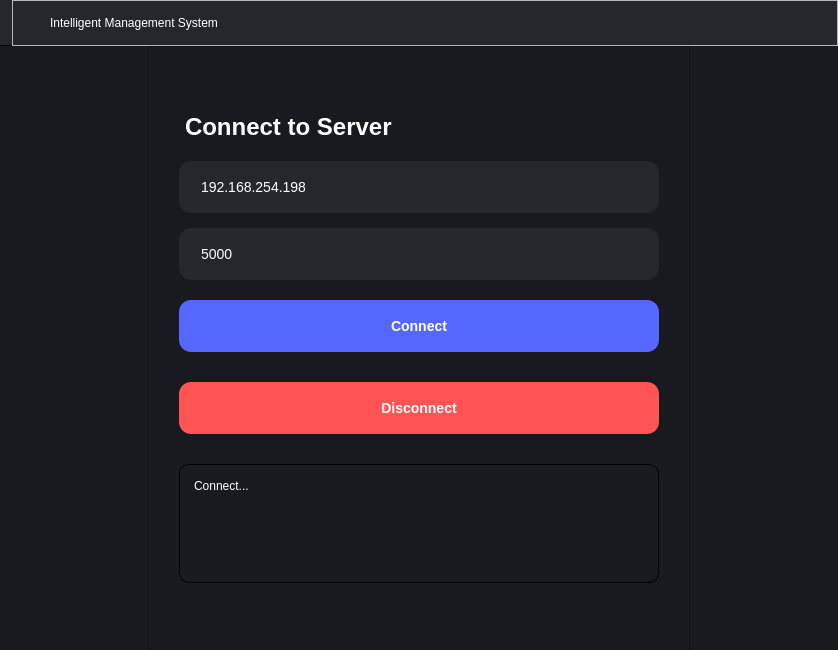
The window that client.ui (thebadsektor/intelligent_management_system) describes before a commit, drawn with Qt 5.
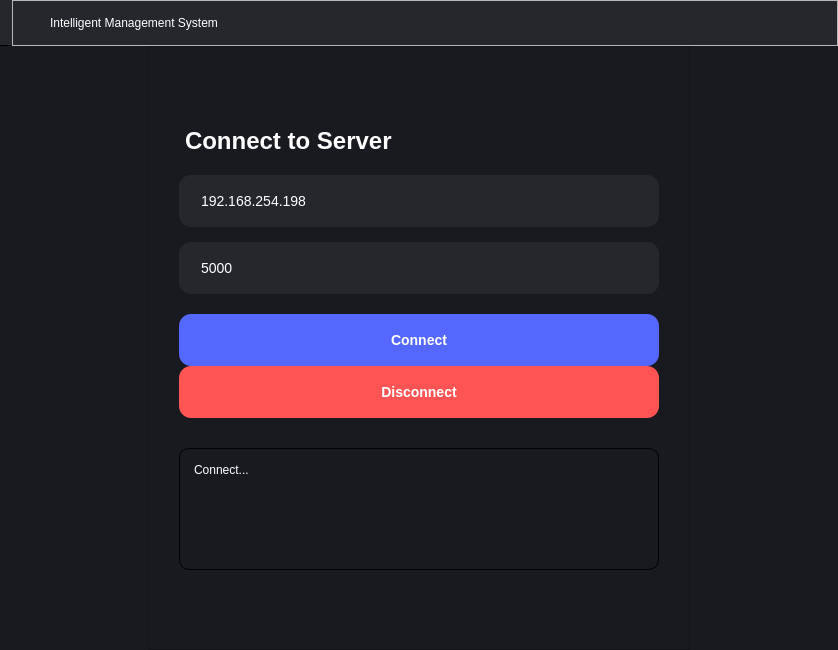
The same window after the commit. Icons and pictures are not drawn.

Commit message: update disconnect button

The edit to the form file:
```diff
--- a/client.ui
+++ b/client.ui
@@ -283,6 +283,10 @@
 	color: white;
 }
 
+QPushButton:hover {
+	opacity: 0.6;
+}
+
 QLineEdit {
 	background-color: #26272D;
 	border-radius: 12px;
@@ -402,7 +406,10 @@
              </property>
              <property name="styleSheet">
               <string notr="true">QPushButton#btnConnect {
-	margin-bottom: 30px;
+}
+
+QPushButton#btnConnect:hover {
+	background-color: #4D5FE8;
 }</string>
              </property>
              <property name="text">
@@ -415,7 +422,10 @@
              <property name="styleSheet">
               <string notr="true">QPushButton#btnDisconnect {
 	background-color: #FF5454;
-	margin-bottom: 30px;
+}
+
+QPushButton#btnDisconnect:hover {
+	background-color: #E04E4E;
 }</string>
              </property>
              <property name="text">
@@ -435,6 +445,7 @@
 	border-radius: 10px;
 	padding: 10px;
 	max-height: 100px;
+	margin-top: 30px;
 }</string>
              </property>
              <property name="plainText">
```
Left out of the diff: 3 changed lines with no effect on the pictures. The commit also changes 2 other files.
